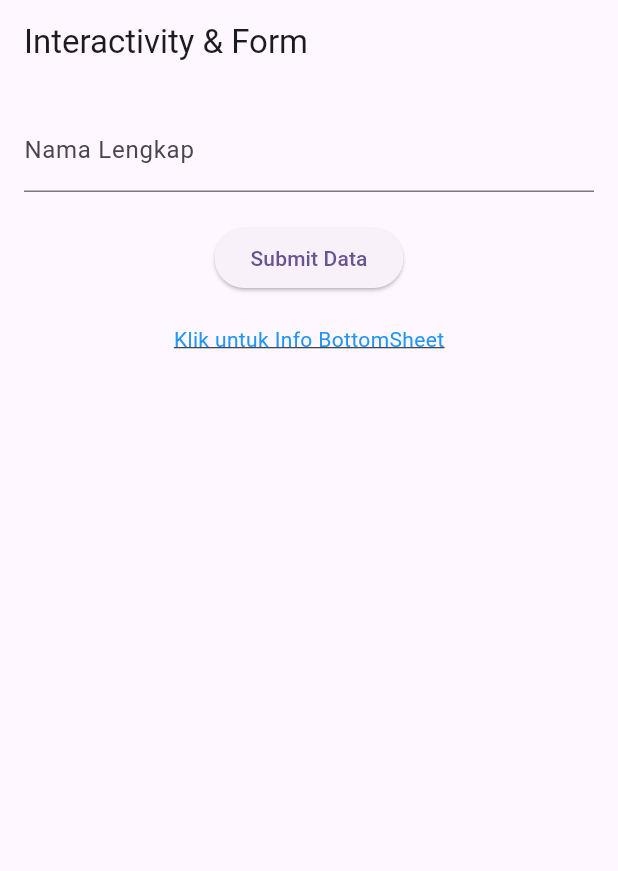
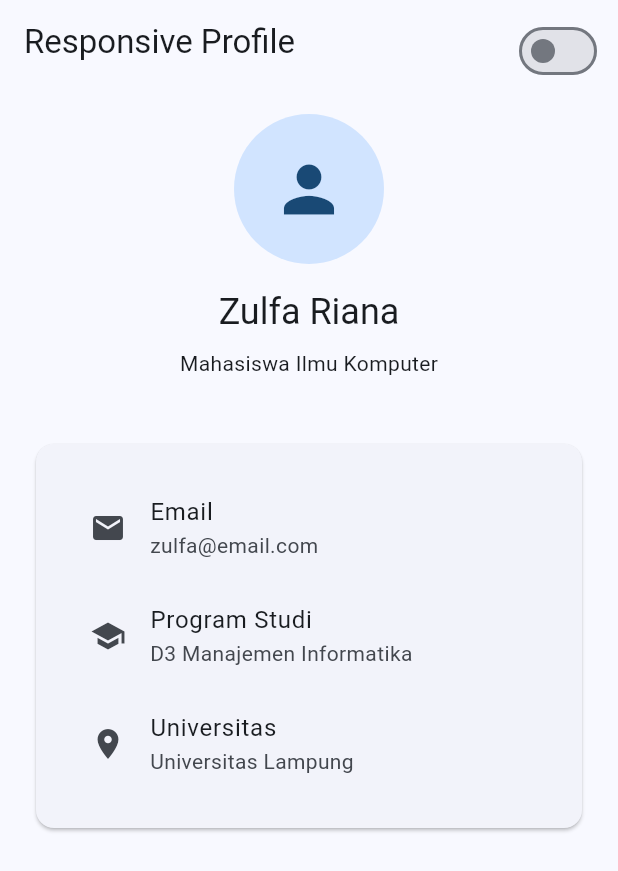
Before and after one commit to Zulfaar/prak-mobilelanjut-2407051006, a Flutter app: the screen it shows after launch, on a phone screen of 412 x 824 dp. Shown: the top 871 px of the screen. Run offline on Flutter 3.47's test engine with Material 3 defaults, Android fonts, the phone set to English and light mode, and no system bars.

Commit message:
Pertemuan 5 Responsive Profile

```diff
--- /dev/null
+++ b/flutter_application_1/lib/app_theme.dart
@@ -0,0 +1,21 @@
+import 'package:flutter/material.dart';
+
+class AppTheme {
+  static final lightTheme = ThemeData(
+    brightness: Brightness.light,
+    colorScheme: ColorScheme.fromSeed(
+      seedColor: Colors.blue,
+      brightness: Brightness.light,
+    ),
+    useMaterial3: true,
+  );
+
+  static final darkTheme = ThemeData(
+    brightness: Brightness.dark,
+    colorScheme: ColorScheme.fromSeed(
+      seedColor: Colors.blue,
+      brightness: Brightness.dark,
+    ),
+    useMaterial3: true,
+  );
+}
--- a/flutter_application_1/lib/main.dart
+++ b/flutter_application_1/lib/main.dart
@@ -1,27 +1,59 @@
 import 'package:flutter/material.dart';
-import 'column_widget.dart';
-import 'row_widget.dart';
-import 'first_widget.dart';
-import 'form_widget.dart';
+import 'app_theme.dart';
+import 'responsive_profile.dart';
 
 void main() {
   runApp(const MyApp());
 }
 
-class MyApp extends StatelessWidget {
+class MyApp extends StatefulWidget {
   const MyApp({super.key});
+
+  @override
+  State<MyApp> createState() => _MyAppState();
+}
+
+class _MyAppState extends State<MyApp> {
+  ThemeMode themeMode = ThemeMode.light;
+
+  void toggleTheme(bool isDark) {
+    setState(() {
+      themeMode = isDark ? ThemeMode.dark : ThemeMode.light;
+    });
+  }
 
   @override
   Widget build(BuildContext context) {
     return MaterialApp(
-      title: 'Praktikum Mobile Lanjut',
-      theme: ThemeData(
-        colorScheme: ColorScheme.fromSeed(
-          seedColor: Colors.deepPurple,
-        ),
-        useMaterial3: true,
+      debugShowCheckedModeBanner: false,
+      title: 'Responsive Profile',
+
+      theme: AppTheme.lightTheme,
+      darkTheme: AppTheme.darkTheme,
+      themeMode: themeMode,
+
+      home: Builder(
+        builder: (context) {
+          return Scaffold(
+            body: Stack(
+              children: [
+                const ResponsiveProfile(),
+
+                Positioned(
+                  top: 10,
+                  right: 10,
+                  child: SafeArea(
+                    child: Switch(
+                      value: themeMode == ThemeMode.dark,
+                      onChanged: toggleTheme,
+                    ),
+                  ),
+                ),
+              ],
+            ),
+          );
+        },
       ),
-      home: const FormWidget(),
     );
   }
 }
--- /dev/null
+++ b/flutter_application_1/lib/responsive_profile.dart
@@ -0,0 +1,104 @@
+import 'package:flutter/material.dart';
+
+class ResponsiveProfile extends StatelessWidget {
+  const ResponsiveProfile({super.key});
+
+  @override
+  Widget build(BuildContext context) {
+    return Scaffold(
+      appBar: AppBar(
+        title: const Text('Responsive Profile'),
+      ),
+      body: SafeArea(
+        child: LayoutBuilder(
+          builder: (context, constraints) {
+            final isLandscape =
+                MediaQuery.of(context).orientation == Orientation.landscape;
+            final isWide = constraints.maxWidth >= 600 || isLandscape;
+
+            return SingleChildScrollView(
+              child: isWide
+                  ? const Row(
+                      crossAxisAlignment: CrossAxisAlignment.start,
+                      children: [
+                        Expanded(child: ProfileHeader()),
+                        Expanded(child: ProfileInfo()),
+                      ],
+                    )
+                  : const Column(
+                      children: [
+                        ProfileHeader(),
+                        ProfileInfo(),
+                      ],
+                    ),
+            );
+          },
+        ),
+      ),
+    );
+  }
+}
+
+class ProfileHeader extends StatelessWidget {
+  const ProfileHeader({super.key});
+
+  @override
+  Widget build(BuildContext context) {
+    return Padding(
+      padding: const EdgeInsets.all(20),
+      child: Column(
+        children: [
+          const CircleAvatar(
+            radius: 50,
+            child: Icon(
+              Icons.person,
+              size: 50,
+            ),
+          ),
+          const SizedBox(height: 16),
+          Text(
+            'Zulfa Riana',
+            style: Theme.of(context).textTheme.headlineSmall,
+          ),
+          const SizedBox(height: 8),
+          const Text('Mahasiswa Ilmu Komputer'),
+        ],
+      ),
+    );
+  }
+}
+
+class ProfileInfo extends StatelessWidget {
+  const ProfileInfo({super.key});
+
+  @override
+  Widget build(BuildContext context) {
+    return Padding(
+      padding: const EdgeInsets.all(20),
+      child: Card(
+        child: Padding(
+          padding: const EdgeInsets.all(20),
+          child: Column(
+            children: [
+              const ListTile(
+                leading: Icon(Icons.email),
+                title: Text('Email'),
+                subtitle: Text('zulfa@email.com'),
+              ),
+              const ListTile(
+                leading: Icon(Icons.school),
+                title: Text('Program Studi'),
+                subtitle: Text('D3 Manajemen Informatika'),
+              ),
+              const ListTile(
+                leading: Icon(Icons.location_on),
+                title: Text('Universitas'),
+                subtitle: Text('Universitas Lampung'),
+              ),
+            ],
+          ),
+        ),
+      ),
+    );
+  }
+}
```
Also changed, not shown: lib/column_widget.dart (added, +22 -0 lines), lib/first_widget.dart (added, +31 -0 lines), lib/main.dart (+6 -23 lines), lib/row_widget.dart (added, +22 -0 lines).
